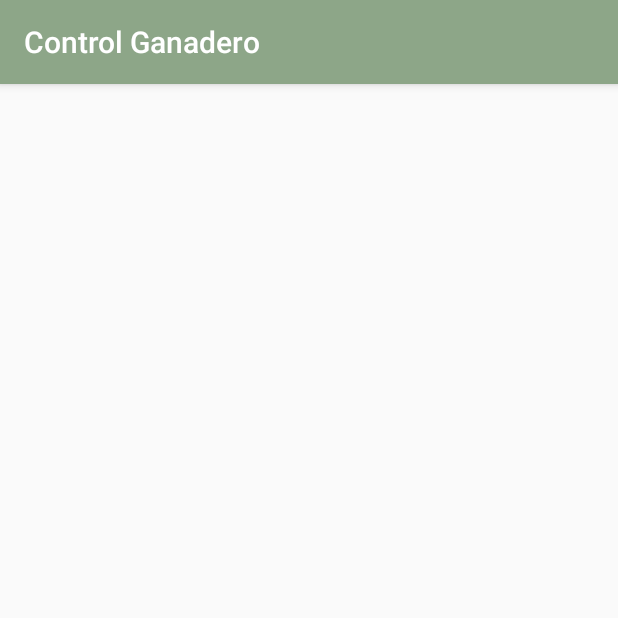
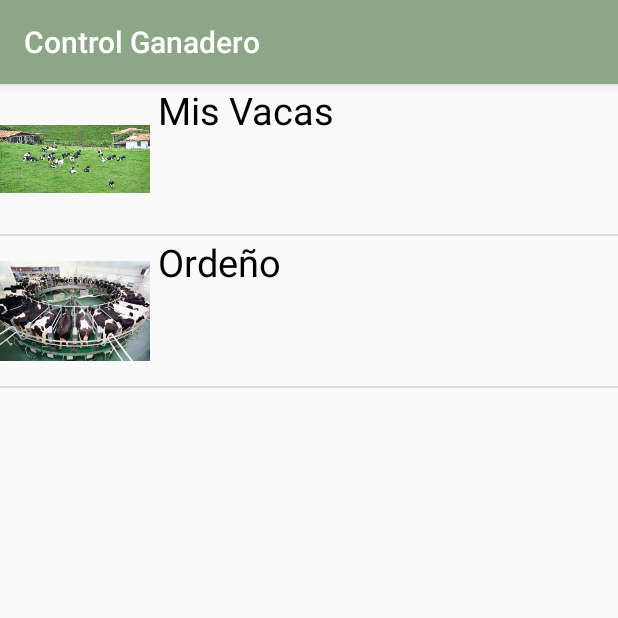
Before and after one commit to juanesteban1403/ControlGanadero, an Android app: the MiFincaActivity screen opened directly, with no data from a screen before it, on a phone screen of 412 x 824 dp, the top half of it. Run offline under Robolectric (Android 15) with nearby library versions, the phone set to English and light mode, and no system bars.

Commit message:
Se crea Mi finca Activity y Listas fincas

```diff
--- /dev/null
+++ b/app/src/main/java/com/proyecto/afinal/controlganadero/Lista_Fincainterior.java
@@ -0,0 +1,31 @@
+package com.proyecto.afinal.controlganadero;
+
+/**
+ * Created by Juan on 2/05/2017.
+ */
+
+public class Lista_Fincainterior {
+    int id_imagen;
+    String nombre;
+
+    public Lista_Fincainterior(int id_imagen, String nombre) {
+        this.id_imagen = id_imagen;
+        this.nombre = nombre;
+    }
+
+    public int getId_imagen() {
+        return id_imagen;
+    }
+
+    public void setId_imagen(int id_imagen) {
+        this.id_imagen = id_imagen;
+    }
+
+    public String getNombre() {
+        return nombre;
+    }
+
+    public void setNombre(String nombre) {
+        this.nombre = nombre;
+    }
+}
--- a/app/src/main/java/com/proyecto/afinal/controlganadero/MiFincaActivity.java
+++ b/app/src/main/java/com/proyecto/afinal/controlganadero/MiFincaActivity.java
@@ -1,13 +1,75 @@
 package com.proyecto.afinal.controlganadero;
 
+import android.content.Context;
+import android.content.Intent;
+import android.support.annotation.NonNull;
+import android.support.annotation.Nullable;
 import android.support.v7.app.AppCompatActivity;
 import android.os.Bundle;
+import android.view.LayoutInflater;
+import android.view.View;
+import android.view.ViewGroup;
+import android.widget.AdapterView;
+import android.widget.ArrayAdapter;
+import android.widget.ImageView;
+import android.widget.ListView;
+import android.widget.TextView;
 
 public class MiFincaActivity extends AppCompatActivity {
+    Lista_Fincainterior[] datos =new Lista_Fincainterior[]{
+            new Lista_Fincainterior(R.drawable.finca2,"Mis Vacas"),
+            new Lista_Fincainterior(R.drawable.ordenado,"Ordeño")
+    };
+    ListView lista;
 
     @Override
     protected void onCreate(Bundle savedInstanceState) {
         super.onCreate(savedInstanceState);
         setContentView(R.layout.activity_mi_finca);
+        Adapter adapter = new Adapter(this,datos);
+        lista=(ListView)findViewById(R.id.listafinca);
+        lista.setAdapter(adapter);
+        lista.setOnItemClickListener(new AdapterView.OnItemClickListener() {
+            @Override
+            public void onItemClick(AdapterView<?> parent, View view, int position, long id) {
+                if(((Lista_Fincainterior)parent.getItemAtPosition(position)).getId_imagen()==R.drawable.finca2){
+                    Intent intent = new Intent(MiFincaActivity.this,MisVacasActivity.class);
+                    startActivity(intent);
+                    finish();
+                }
+                else if (((Lista_Fincainterior)parent.getItemAtPosition(position)).getId_imagen()==R.drawable.ordenado){
+                    Intent intent = new Intent(MiFincaActivity.this,OrdenoActivity.class);
+                    startActivity(intent);
+                    finish();
+                }
+            }
+        });
     }
+
+    @Override
+    public void onBackPressed() {
+        Intent intent = new Intent(MiFincaActivity.this, FincasActivity.class);
+        startActivity(intent);
+        finish();
+    }
+    class Adapter extends ArrayAdapter<Lista_Fincainterior> {
+        public Adapter(Context context, Lista_Fincainterior[] datos) {
+            super(context, R.layout.list_fincas, datos);
+        }
+
+        public View getView(int position, @Nullable View convertView, @NonNull ViewGroup parent){
+            LayoutInflater inflater =LayoutInflater.from(getContext());
+            View item=inflater.inflate(R.layout.list_fincas,null);
+            ImageView imageView=(ImageView)item.findViewById(R.id.imagen1);
+            TextView nombre =(TextView)item.findViewById(R.id.tNombre1);
+
+            imageView.setImageResource(datos[position].getId_imagen());
+            nombre.setText(datos[position].getNombre());
+
+            return item;
+
+        }
+
+    }
+
 }
--- a/app/src/main/res/layout/activity_mi_finca.xml
+++ b/app/src/main/res/layout/activity_mi_finca.xml
@@ -1,9 +1,13 @@
 <?xml version="1.0" encoding="utf-8"?>
-<android.support.constraint.ConstraintLayout xmlns:android="http://schemas.android.com/apk/res/android"
+<LinearLayout xmlns:android="http://schemas.android.com/apk/res/android"
     xmlns:app="http://schemas.android.com/apk/res-auto"
     xmlns:tools="http://schemas.android.com/tools"
     android:layout_width="match_parent"
+    android:orientation="vertical"
     android:layout_height="match_parent"
     tools:context="com.proyecto.afinal.controlganadero.MiFincaActivity">
-
-</android.support.constraint.ConstraintLayout>
+    <ListView
+        android:layout_width="match_parent"
+        android:layout_height="match_parent"
+        android:id="@+id/listafinca"></ListView>
+</LinearLayout>
--- /dev/null
+++ b/app/src/main/res/layout/list_fincas.xml
@@ -0,0 +1,29 @@
+<?xml version="1.0" encoding="utf-8"?>
+<LinearLayout xmlns:android="http://schemas.android.com/apk/res/android"
+    android:orientation="horizontal" android:layout_width="match_parent"
+    android:layout_height="match_parent"
+
+    >
+    <ImageView
+        android:layout_width="100dp"
+        android:layout_height="100dp"
+        android:src="@drawable/secado"
+        android:id="@+id/imagen1"/>
+    <LinearLayout
+        android:layout_width="match_parent"
+        android:layout_height="wrap_content"
+        android:orientation="vertical"
+        android:layout_marginLeft="5dp">
+        <TextView
+            android:layout_width="match_parent"
+            android:layout_height="wrap_content"
+            android:textSize="25dp"
+            android:text="hola"
+            android:textColor="@color/black"
+            android:id="@+id/tNombre1"
+            />
+
+
+    </LinearLayout>
+
+</LinearLayout>
```
Also changed, not shown: app/src/main/AndroidManifest.xml (+7 -3 lines), app/src/main/java/com/proyecto/afinal/controlganadero/MisVacasActivity.java (added, +13 -0 lines), app/src/main/java/com/proyecto/afinal/controlganadero/OrdenoActivity.java (added, +13 -0 lines), app/src/main/java/com/proyecto/afinal/controlganadero/RegistroFincasActivity.java (+23 -0 lines), app/src/main/res/layout/activity_mis_vacas.xml (added, +9 -0 lines), app/src/main/res/layout/activity_ordeno.xml (added, +9 -0 lines), app/src/main/res/layout/activity_registro_fincas.xml (+4 -4 lines), app/src/main/res/drawable/finca2.png (added), app/src/main/res/drawable/ordenado.png (added).
